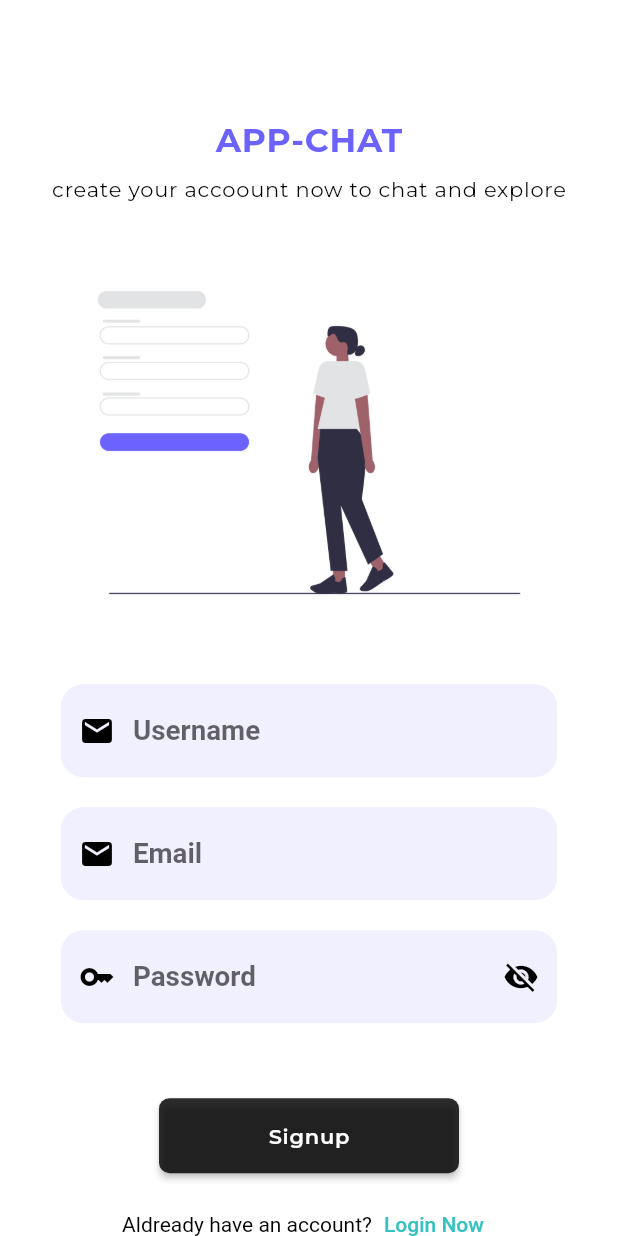
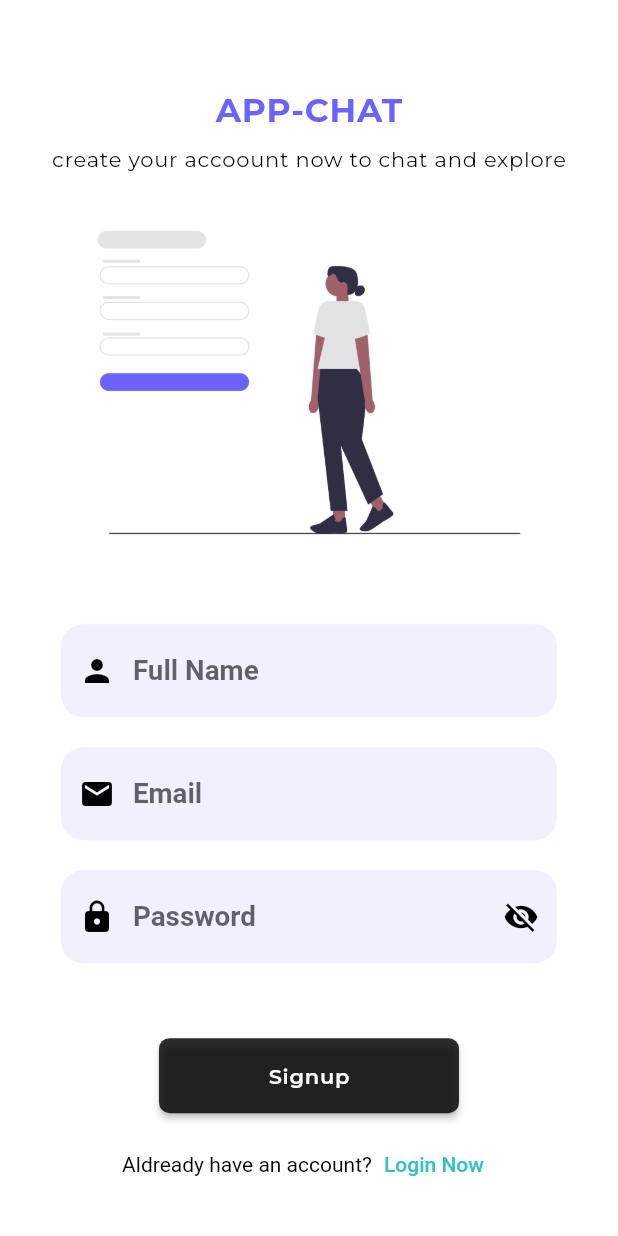
Before and after one commit to ijas-ahm-d/chat_app_flutter, a Flutter app: the SignupScreen screen opened by its route, on a phone screen of 412 x 824 dp. Run offline on Flutter 3.47's test engine with Material 2 defaults, Android fonts, the phone set to English and light mode, and no system bars; our stand-ins replace animated_splash_screen, cloud_firestore, email_validator, firebase_auth, firebase_core, google_fonts and 1 more; accounts and stored records are empty.

Commit message:
signup complete

```diff
--- /dev/null
+++ b/lib/data/network/database_service.dart
@@ -0,0 +1,27 @@
+import 'package:chat_app/user_auth/view_model/signup_view_model.dart';
+import 'package:cloud_firestore/cloud_firestore.dart';
+import 'package:flutter/material.dart';
+import 'package:provider/provider.dart';
+
+class DatabaseService {
+  final String? uid;
+  DatabaseService({this.uid});
+
+  // reference for our collection
+  final CollectionReference userCollection =
+      FirebaseFirestore.instance.collection("users");
+  final CollectionReference groupCollection =
+      FirebaseFirestore.instance.collection("groups");
+
+  // updating the userData
+  Future updateUserData(BuildContext context) async {
+    final provider = context.read<SignupViewModel>();
+    return await userCollection.doc(uid).set({
+      "fullName": provider.userNameController.text.trim(),
+      "email": provider.emailController.text.trim(),
+      "groups": [],
+      "profilePic": "",
+      "uid": uid,
+    });
+  }
+}
--- a/lib/user_auth/components/text_form_field.dart
+++ b/lib/user_auth/components/text_form_field.dart
@@ -10,9 +10,7 @@ class TextFormWidget extends StatelessWidget {
   final TextInputType keyType;
   final bool isPassword;
   final bool isEmail;
-
   final bool isUser;
-  final bool isObs;
   final Size size;
   final dynamic prefixIcon;
   const TextFormWidget({
@@ -25,7 +23,6 @@ class TextFormWidget extends StatelessWidget {
     this.isPassword = false,
     this.isEmail = false,
     this.isUser = false,
-    this.isObs = false,
   });
 
   @override
@@ -57,6 +54,12 @@ class TextFormWidget extends StatelessWidget {
         return null;
       },
       decoration: InputDecoration(
+        errorBorder: const OutlineInputBorder(
+          borderSide: BorderSide(
+            color: AppColors.spRed,
+            width: 2,
+          ),
+        ),
         fillColor: const Color.fromARGB(25, 107, 99, 255),
         filled: true,
         prefixIconColor: AppColors.kblack,
@@ -75,10 +78,10 @@ class TextFormWidget extends StatelessWidget {
             : const SizedBox(),
         counterStyle: const TextStyle(color: AppColors.kwhite),
         hintText: hintText,
-        // hintStyle: hintStyle,
         border: OutlineInputBorder(
-            borderSide: BorderSide.none,
-            borderRadius: BorderRadius.circular(15)),
+          borderSide: BorderSide.none,
+          borderRadius: BorderRadius.circular(15),
+        ),
       ),
       style: TextStyle(
         fontSize: size.width * 0.045,
--- a/lib/user_auth/view/signup_screen_view.dart
+++ b/lib/user_auth/view/signup_screen_view.dart
@@ -1,3 +1,4 @@
+import 'dart:developer';
 import 'package:chat_app/user_auth/components/common_button.dart';
 import 'package:chat_app/user_auth/components/text_form_field.dart';
 import 'package:chat_app/user_auth/view_model/signup_view_model.dart';
@@ -22,8 +23,15 @@ class SignupScreen extends StatelessWidget {
         child: Padding(
           padding: const EdgeInsets.symmetric(
             horizontal: 20,
-            vertical: 80,
+            vertical: 60,
           ),
+          child: GestureDetector(
+            onTap: () {
+              FocusScopeNode curentFocus = FocusScope.of(context);
+              if (!curentFocus.hasPrimaryFocus) {
+                curentFocus.unfocus();
+              }
+            },
             child: Form(
               key: _formkey,
               child: Column(
@@ -47,22 +55,24 @@ class SignupScreen extends StatelessWidget {
                       Colors.black,
                     ),
                   ),
-                AppSizes.kHeight30,
+                  AppSizes.kHeight10,
                   Image.asset("assets/images/signup.png"),
                   AppSizes.kHeight30,
                   Padding(
-                  padding: EdgeInsets.symmetric(horizontal: size.width * 0.05),
+                    padding:
+                        EdgeInsets.symmetric(horizontal: size.width * 0.05),
                     child: TextFormWidget(
-                      isEmail: true,
-                      prefixIcon: const Icon(Icons.email),
+                        isUser: true,
+                        prefixIcon: const Icon(Icons.person),
                         controller: provider.userNameController,
-                      hintText: "Username",
+                        hintText: "Full Name",
                         keyType: TextInputType.name,
                         size: size),
                   ),
                   AppSizes.kHeight20,
                   Padding(
-                  padding: EdgeInsets.symmetric(horizontal: size.width * 0.05),
+                    padding:
+                        EdgeInsets.symmetric(horizontal: size.width * 0.05),
                     child: TextFormWidget(
                         isEmail: true,
                         prefixIcon: const Icon(Icons.email),
@@ -73,10 +83,11 @@ class SignupScreen extends StatelessWidget {
                   ),
                   AppSizes.kHeight20,
                   Padding(
-                  padding: EdgeInsets.symmetric(horizontal: size.width * 0.05),
+                    padding:
+                        EdgeInsets.symmetric(horizontal: size.width * 0.05),
                     child: TextFormWidget(
                         isPassword: true,
-                      prefixIcon: const Icon(Icons.key),
+                        prefixIcon: const Icon(Icons.lock),
                         controller: provider.passwordController,
                         hintText: "Password",
                         keyType: TextInputType.name,
@@ -84,9 +95,22 @@ class SignupScreen extends StatelessWidget {
                   ),
                   AppSizes.kHeight50,
                   CommonButton(
-                  onTap: () {},
+                    onTap: provider.isLoading
+                        ? () {}
+                        : () async {
+                            if (_formkey.currentState!.validate()) {
+                              log("success");
+
+                              await provider.register(context);
+
+                            }
+                          },
                     color: AppColors.kblack2,
-                  child: Text(
+                    child: provider.isLoading
+                        ? const CircularProgressIndicator(
+                            strokeWidth: 2,
+                          )
+                        : Text(
                             "Signup",
                             style: TextStyles.onText(
                               14,
@@ -122,6 +146,7 @@ class SignupScreen extends StatelessWidget {
             ),
           ),
         ),
+      ),
     );
   }
 }
--- a/lib/utils/global_colors.dart
+++ b/lib/utils/global_colors.dart
@@ -5,5 +5,7 @@ class AppColors {
   static const kblack = Colors.black;
   static const appColor = Color.fromARGB(255, 108, 99, 255);
   static const kblack2 = Color.fromARGB(209, 0, 0, 0);
- static const spGreen = Color.fromARGB(255, 53, 194, 193);
+  static const spGreen = Color.fromARGB(255, 53, 194, 193);
+  static const spRed = Color.fromARGB(255, 235, 80, 78);
+  static const warn = Color.fromARGB(255, 255, 204, 0);
 }
--- a/lib/utils/global_keys.dart
+++ b/lib/utils/global_keys.dart
@@ -1,5 +1,5 @@
 class GlobalKeys {
   static const String userLoggedInLey = "LOGGEDINKEY";
   static const String userNameKey = "USERNAMEKEY";
-  static const String userEmailKe = "USEREMAILKEY";
+  static const String userEmailKey = "USEREMAILKEY";
 }
--- a/lib/utils/routes/navigations.dart
+++ b/lib/utils/routes/navigations.dart
@@ -1,3 +1,5 @@
+
+import 'package:chat_app/home/view/home_screen.dart';
 import 'package:chat_app/user_auth/view/login_screen_view.dart';
 import 'package:chat_app/user_auth/view/signup_screen_view.dart';
 import 'package:chat_app/user_auth/view/splash_screen_view.dart';
@@ -9,12 +11,14 @@ class Navigations {
   static const loginScreen = "/userLogin";
   static const signupScreen = "/userSignup";
   static const splashScreen = "/splash_screen";
+  static const homeScreen = "/home_screen";
 
   static Map<String, Widget Function(BuildContext)> routes() {
     Map<String, Widget Function(BuildContext)> routes = {
       "/splash_screen": (context) => const SplashScreen(),
-      "/userLogin": (context) =>  LoginScreen(),
-      "/userSignup": (context) =>  SignupScreen(),
+      "/userLogin": (context) => LoginScreen(),
+      "/userSignup": (context) => SignupScreen(),
+      "/home_screen":(context)=>const HomeScreen()
     };
     return routes;
   }
```
Also changed, not shown: lib/user_auth/components/common_snackbar.dart (added, +36 -0 lines), lib/user_auth/view/login_screen_view.dart (+22 -7 lines), lib/user_auth/view_model/login_view_model.dart (+6 -1 lines), lib/user_auth/view_model/signup_view_model.dart (+76 -0 lines). Lines whose indentation alone changed are shown as unchanged.
